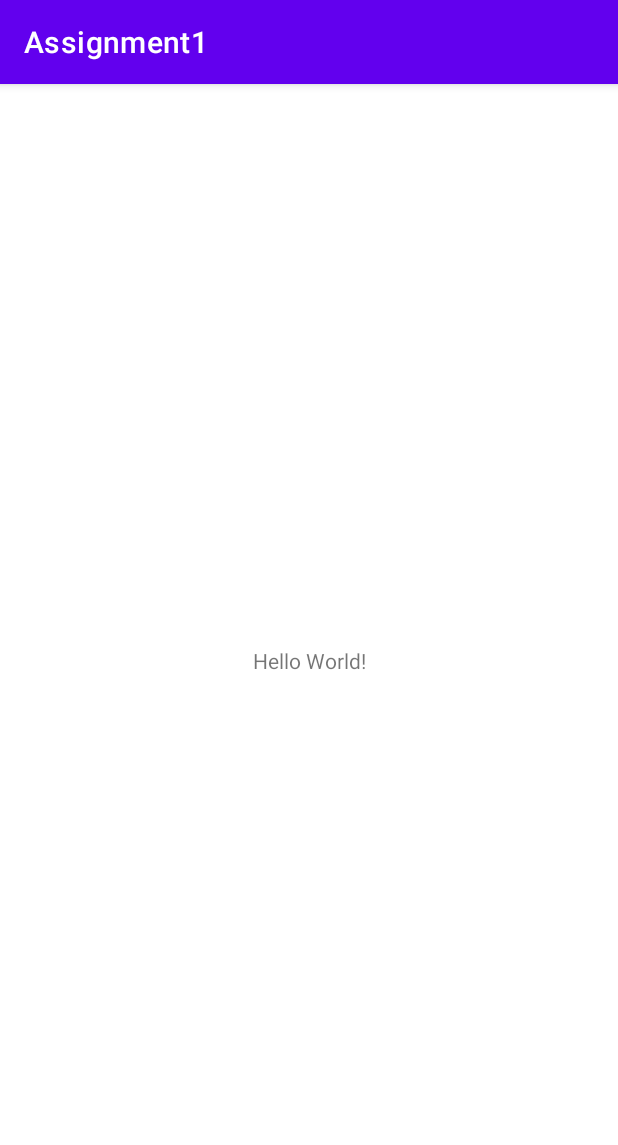
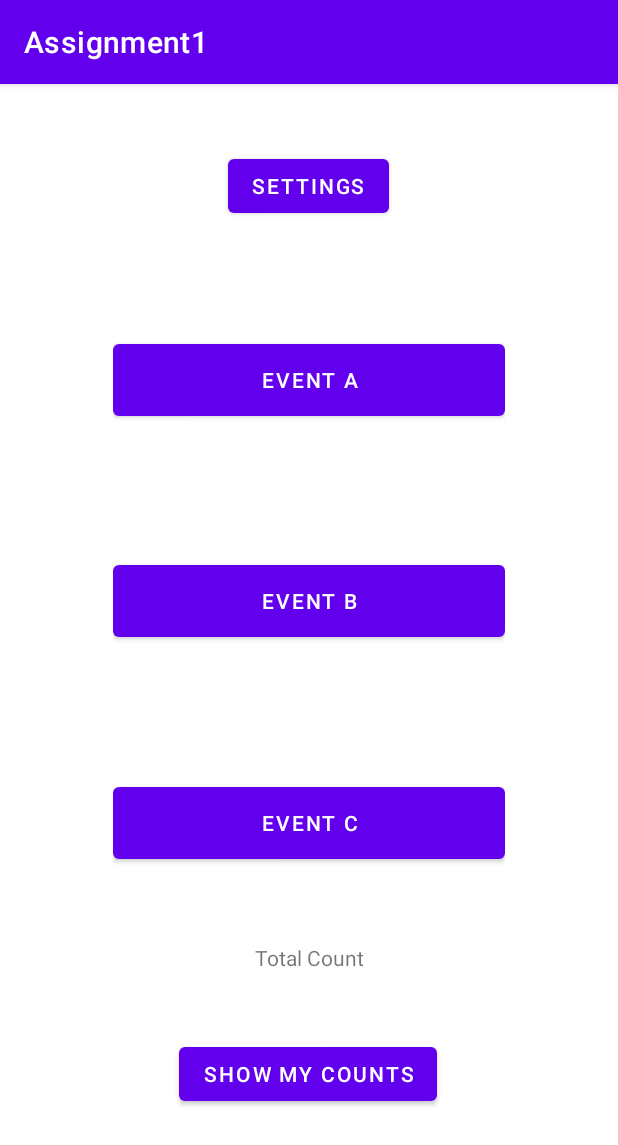
Before and after one commit to Iwuh/coen390-f2022-assignment1, an Android app: the screen it shows after launch (MainActivity), on a phone screen of 412 x 824 dp. Shown: the top 1145 px of the screen. Run offline under Robolectric (Android 15) with nearby library versions, the phone set to English and light mode, and no system bars.

Commit message:
Set up main activity layout

```diff
--- a/app/src/main/res/layout/activity_main.xml
+++ b/app/src/main/res/layout/activity_main.xml
@@ -6,13 +6,89 @@
     android:layout_height="match_parent"
     tools:context=".MainActivity">
 
-    <TextView
+    <Button
+        android:id="@+id/buttonSettings"
         android:layout_width="wrap_content"
         android:layout_height="wrap_content"
-        android:text="Hello World!"
-        app:layout_constraintBottom_toBottomOf="parent"
+        android:layout_marginTop="44dp"
+        android:text="@string/settings"
         app:layout_constraintEnd_toEndOf="parent"
+        app:layout_constraintHorizontal_bias="0.498"
         app:layout_constraintStart_toStartOf="parent"
         app:layout_constraintTop_toTopOf="parent" />
 
+    <Button
+        android:id="@+id/buttonShowCounts"
+        android:layout_width="wrap_content"
+        android:layout_height="wrap_content"
+        android:layout_marginBottom="84dp"
+        android:text="@string/showcounts"
+        app:layout_constraintBottom_toBottomOf="parent"
+        app:layout_constraintEnd_toEndOf="parent"
+        app:layout_constraintHorizontal_bias="0.498"
+        app:layout_constraintStart_toStartOf="parent" />
+
+    <TextView
+        android:id="@+id/textViewTotalCount"
+        android:layout_width="wrap_content"
+        android:layout_height="wrap_content"
+        android:layout_marginBottom="44dp"
+        android:text="Total Count"
+        app:layout_constraintBottom_toTopOf="@+id/buttonShowCounts"
+        app:layout_constraintEnd_toEndOf="parent"
+        app:layout_constraintHorizontal_bias="0.5"
+        app:layout_constraintStart_toStartOf="parent" />
+
+    <LinearLayout
+        android:layout_width="0dp"
+        android:layout_height="0dp"
+        android:layout_marginStart="75dp"
+        android:layout_marginTop="75dp"
+        android:layout_marginEnd="75dp"
+        android:layout_marginBottom="50dp"
+        android:orientation="vertical"
+        app:layout_constraintBottom_toTopOf="@+id/textViewTotalCount"
+        app:layout_constraintEnd_toEndOf="parent"
+        app:layout_constraintStart_toStartOf="parent"
+        app:layout_constraintTop_toBottomOf="@+id/buttonSettings">
+
+        <Button
+            android:id="@+id/buttonEventA"
+            android:layout_width="match_parent"
+            android:layout_height="60dp"
+            android:layout_gravity="center"
+            android:layout_weight="0"
+            android:text="@string/eventA" />
+
+        <View
+            android:id="@+id/divider2"
+            android:layout_width="match_parent"
+            android:layout_height="1dp"
+            android:layout_weight="1"
+            android:background="@color/white" />
+
+        <Button
+            android:id="@+id/buttonEventB"
+            android:layout_width="match_parent"
+            android:layout_height="60dp"
+            android:layout_gravity="center"
+            android:layout_weight="0"
+            android:text="@string/eventB" />
+
+        <View
+            android:id="@+id/divider3"
+            android:layout_width="match_parent"
+            android:layout_height="1dp"
+            android:layout_weight="1"
+            android:background="@color/white" />
+
+        <Button
+            android:id="@+id/buttonEventC"
+            android:layout_width="match_parent"
+            android:layout_height="60dp"
+            android:layout_gravity="center"
+            android:layout_weight="0"
+            android:text="@string/eventC" />
+    </LinearLayout>
+
 </androidx.constraintlayout.widget.ConstraintLayout>
--- a/app/src/main/res/values/strings.xml
+++ b/app/src/main/res/values/strings.xml
@@ -1,3 +1,8 @@
 <resources>
     <string name="app_name">Assignment1</string>
+    <string name="settings">Settings</string>
+    <string name="eventA">Event A</string>
+    <string name="eventB">Event B</string>
+    <string name="eventC">Event C</string>
+    <string name="showcounts">Show My Counts</string>
 </resources>
```
